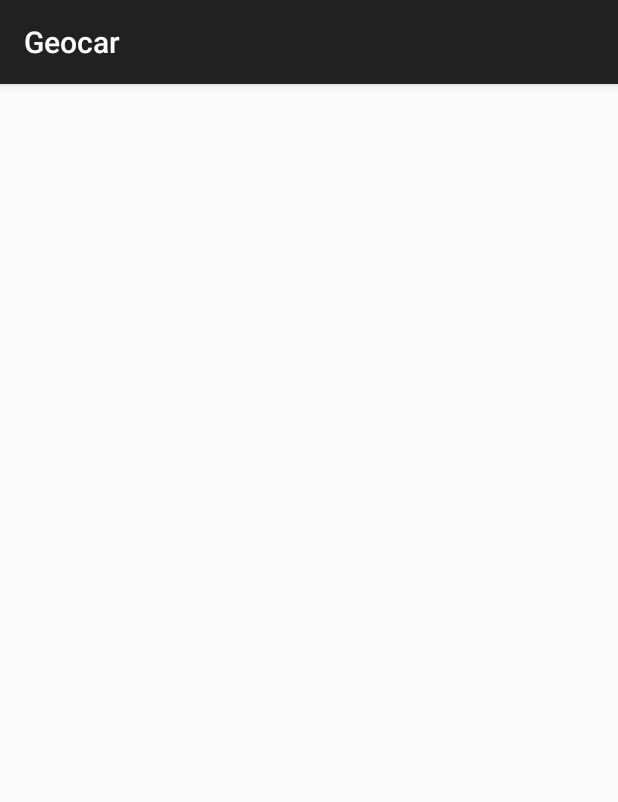
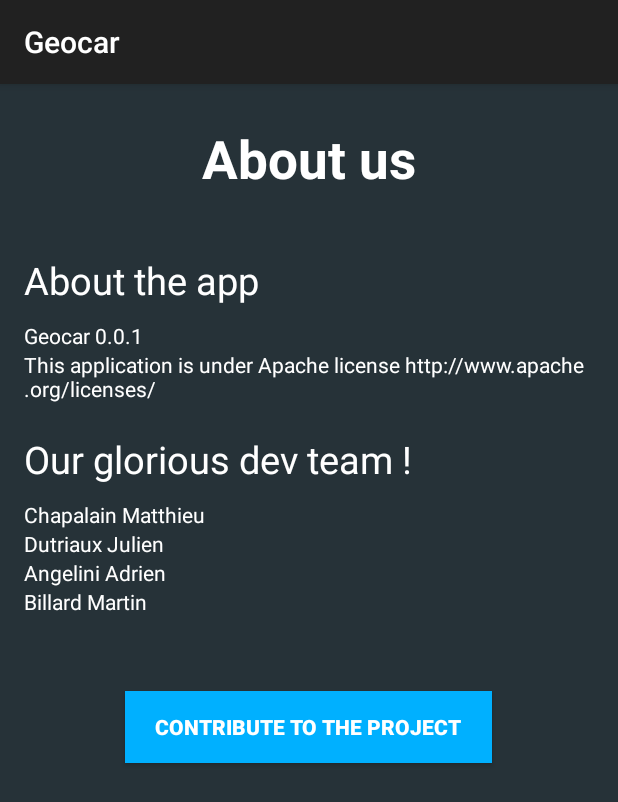
Before and after one commit to Carmain/Geocar, an Android app: the About screen opened directly, with no data from a screen before it, on a phone screen of 412 x 824 dp. Shown: the top 802 px of the screen. Run offline under Robolectric (Android 15) with nearby library versions, the phone set to English and light mode, and no system bars.

Commit message:
Finish the about page (fixes #7)

```diff
--- a/app/src/main/java/com/supinfo/jva/geocar/About.java
+++ b/app/src/main/java/com/supinfo/jva/geocar/About.java
@@ -1,15 +1,43 @@
 package com.supinfo.jva.geocar;
 
+import android.content.Intent;
+import android.content.res.Resources;
+import android.net.Uri;
 import android.os.Bundle;
 import android.support.v7.app.ActionBarActivity;
+import android.view.View;
+import android.widget.Button;
+import android.widget.TextView;
 
 /**
  * Created by Martin on 30/03/2015.
  */
 public class About extends ActionBarActivity {
+
+    private TextView version = null;
+    private Button gitButton = null;
+
     @Override
     protected void onCreate(Bundle savedInstanceState) {
         super.onCreate(savedInstanceState);
         setContentView(R.layout.about);
+
+        version = (TextView) findViewById(R.id.version);
+        gitButton = (Button) findViewById(R.id.button_git);
+
+        Resources res = getResources();
+        String actualVersion = res.getString(R.string.version, "0.0.1");
+        version.setText(actualVersion);
+
+        gitButton.setOnClickListener(new View.OnClickListener() {
+            @Override
+            public void onClick(View v) {
+                String urlProject = "https://github.com/Carmain/Geocar";
+                Intent intent = new Intent(Intent.ACTION_VIEW);
+                intent.setData(Uri.parse(urlProject));
+                startActivity(intent);
+            }
+        });
+
     }
 }
--- a/app/src/main/res/layout/about.xml
+++ b/app/src/main/res/layout/about.xml
@@ -1,6 +1,46 @@
 <?xml version="1.0" encoding="utf-8"?>
 <LinearLayout xmlns:android="http://schemas.android.com/apk/res/android"
-    android:orientation="vertical" android:layout_width="match_parent"
-    android:layout_height="match_parent">
+    style="@style/background">
+
+    <TextView
+        android:text="@string/about_page"
+        style="@style/title"/>
+
+    <TextView
+        android:text="@string/app_inf"
+        style="@style/subsection"/>
+
+    <TextView
+        android:id="@+id/version"
+        android:text="@string/version"
+        style="@style/content"/>
+
+    <TextView
+        android:text="@string/licence"
+        style="@style/content"/>
+
+    <TextView
+        android:text="@string/dev_team"
+        style="@style/subsection"/>
+
+    <TextView
+        android:text="@string/chapalain_matthieu"
+        style="@style/content"/>
+    <TextView
+        android:text="@string/dutriaux_julien"
+        style="@style/content"/>
+    <TextView
+        android:text="@string/angelini_adrien"
+        style="@style/content"/>
+    <TextView
+        android:text="@string/billard_martin"
+        style="@style/content"/>
+
+    <Button
+        android:id="@+id/button_git"
+        style="@style/button"
+        android:layout_marginTop="50dp"
+        android:text="@string/contribute"/>
+
 
 </LinearLayout>
--- a/app/src/main/res/values/strings.xml
+++ b/app/src/main/res/values/strings.xml
@@ -17,5 +17,15 @@
     <string name="cancel">Cancel</string>
     <string name="about_page">About us</string>
     <string name="quit_app">Quit the app</string>
+    <string name="dev_team">Our glorious dev team !</string>
+    <string name="app_inf">About the app</string>
+    <string name="version">Geocar %1s</string>
+    <string name="licence">This application is under Apache license http://www.apache.org/licenses/</string>
+
+    <string name="chapalain_matthieu">Chapalain Matthieu</string>
+    <string name="dutriaux_julien">Dutriaux Julien</string>
+    <string name="angelini_adrien">Angelini Adrien</string>
+    <string name="billard_martin">Billard Martin</string>
+    <string name="contribute">Contribute to the project</string>
 
 </resources>
--- a/app/src/main/res/values/styles.xml
+++ b/app/src/main/res/values/styles.xml
@@ -45,4 +45,30 @@
         <item name="android:textColor">@color/white</item>
         <item name="android:textStyle">bold</item>
     </style>
+
+    <style name="title">
+        <item name="android:textColor">@color/white</item>
+        <item name="android:textStyle">bold</item>
+        <item name="android:gravity">center</item>
+        <item name="android:layout_width">match_parent</item>
+        <item name="android:layout_height">wrap_content</item>
+        <item name="android:textSize">35dp</item>
+        <item name="android:layout_marginTop">10dp</item>
+        <item name="android:layout_marginBottom">20dp</item>
+    </style>
+
+    <style name="subsection">
+        <item name="android:textColor">@color/white</item>
+        <item name="android:layout_width">match_parent</item>
+        <item name="android:layout_height">wrap_content</item>
+        <item name="android:textSize">25dp</item>
+        <item name="android:layout_marginTop">20dp</item>
+        <item name="android:layout_marginBottom">10dp</item>
+    </style>
+
+    <style name="content">
+        <item name="android:textColor">@color/white</item>
+        <item name="android:layout_width">match_parent</item>
+        <item name="android:layout_height">wrap_content</item>
+    </style>
 </resources>
```
Also changed, not shown: 1 other file.
